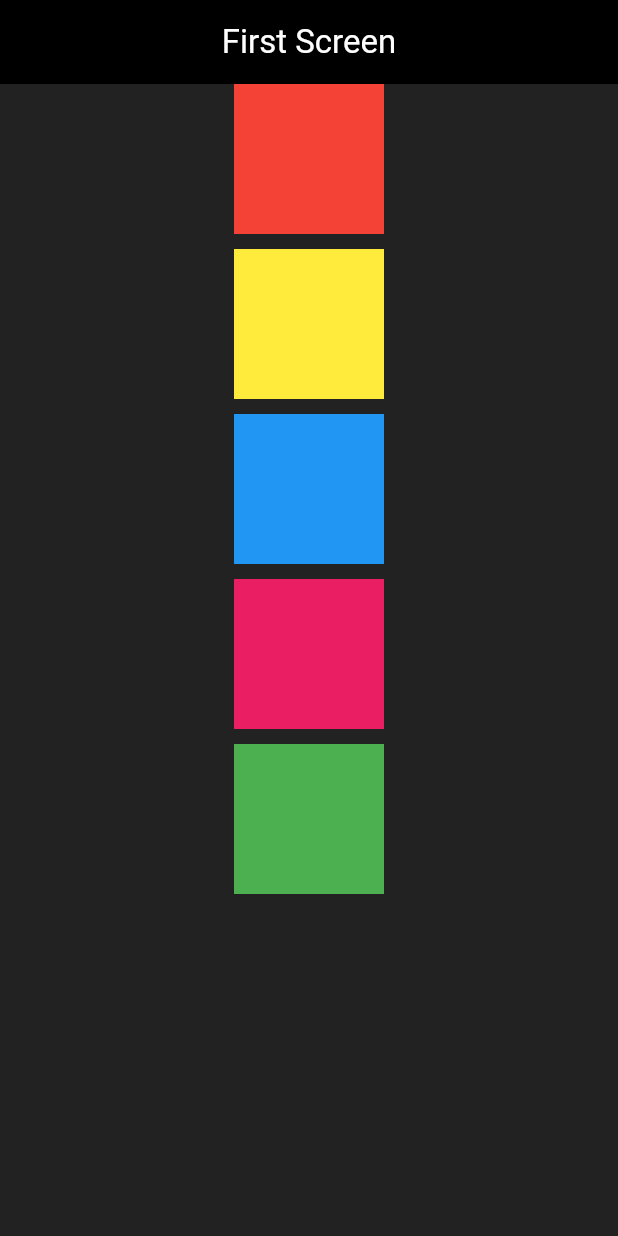
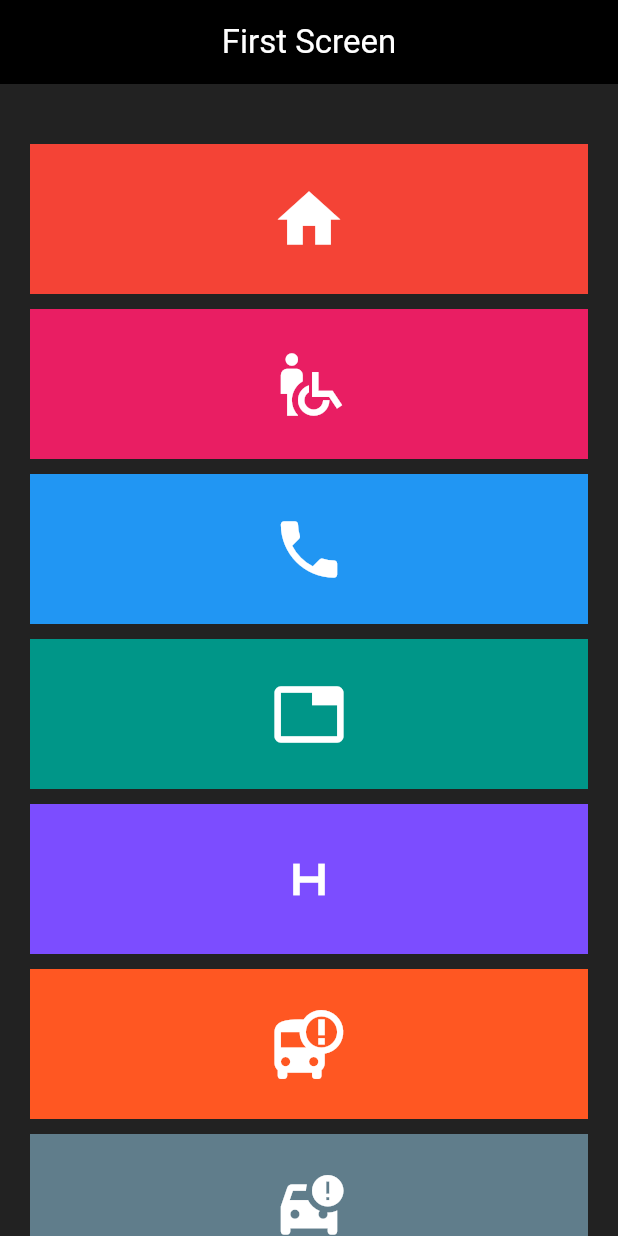
Before and after one commit to Owaisk23/2303G1, a Flutter app: the screen it shows after launch, on a phone screen of 412 x 824 dp. Run offline on Flutter 3.47's test engine with Material 3 defaults, Android fonts, the phone set to English and light mode, and no system bars.

Commit message:
listView and Singlechild

```diff
--- a/MobAppDevelopment/Flutter/firstproj/lib/firstScreen.dart
+++ b/MobAppDevelopment/Flutter/firstproj/lib/firstScreen.dart
@@ -18,40 +18,149 @@ class _FirstScreenState extends State<FirstScreen> {
         foregroundColor: Colors.white,
         centerTitle: true,
       ),
-      body: Center(
-        child: Column(
+      body: Padding(
+          // padding: const EdgeInsets.all(10),
+          // padding: const EdgeInsets.symmetric(horizontal: 50, vertical: 20),
+          padding: const EdgeInsets.only(top: 40, left: 20, right: 20),
+          child: ListView(
+            // mainAxisAlignment: MainAxisAlignment.spaceEvenly,
           children: [
             Container(
               height: 100,
               width: 100,
               color: Colors.red,
+              child: Icon(Icons.home, color: Colors.white, size: 50,),
             ),
             SizedBox(height: 10,),
             Container(
               height: 100,
               width: 100,
-              color: Colors.yellow,
+              color: Colors.pink,
+              child: Icon(Icons.wheelchair_pickup, color: Colors.white, size: 50,),
             ),
             SizedBox(height: 10,),
             Container(
               height: 100,
               width: 100,
               color: Colors.blue,
+              child: Icon(Icons.phone, color: Colors.white, size: 50,),
             ),
             SizedBox(height: 10,),
             Container(
               height: 100,
               width: 100,
-              color: Colors.pink,
+              color: Colors.teal,
+              child: Icon(Icons.tab, color: Colors.white, size: 50,),
             ),
             SizedBox(height: 10,),
             Container(
               height: 100,
               width: 100,
-              color: Colors.green,
-            )
+              color: Colors.deepPurpleAccent,
+              child: Icon(Icons.h_mobiledata, color: Colors.white, size: 50,),
+            ),
+            SizedBox(height: 10,),
+            Container(
+              height: 100,
+              width: 100,
+              color: Colors.deepOrange,
+              child: Icon(Icons.bus_alert, color: Colors.white, size: 50,),
+            ),
+            SizedBox(height: 10,),
+            Container(
+              height: 100,
+              width: 100,
+              color: Colors.blueGrey,
+              child: Icon(Icons.car_crash, color: Colors.white, size: 50,),
+            ),
+            SizedBox(height: 10,),
+            Container(
+              height: 100,
+              width: 100,
+              color: Colors.greenAccent,
+              child: Icon(Icons.bike_scooter, color: Colors.white, size: 50,),
+            ),
+            SizedBox(height: 10,),
+            Container(
+              height: 100,
+              width: 100,
+              color: Colors.brown,
+              child: Icon(Icons.ballot, color: Colors.white, size: 50,),
+            ),
         ],)
+
       ),
+      // body: Center(
+      //   child: SingleChildScrollView(
+      //     scrollDirection: Axis.vertical,
+      //     child: Column(
+      //       // mainAxisAlignment: MainAxisAlignment.spaceEvenly,
+      //     children: [
+      //       Container(
+      //         height: 100,
+      //         width: 100,
+      //         color: Colors.red,
+      //         child: Icon(Icons.home, color: Colors.white, size: 50,),
+      //       ),
+      //       SizedBox(height: 10,),
+      //       Container(
+      //         height: 100,
+      //         width: 100,
+      //         color: Colors.pink,
+      //         child: Icon(Icons.wheelchair_pickup, color: Colors.white, size: 50,),
+      //       ),
+      //       SizedBox(height: 10,),
+      //       Container(
+      //         height: 100,
+      //         width: 100,
+      //         color: Colors.blue,
+      //         child: Icon(Icons.phone, color: Colors.white, size: 50,),
+      //       ),
+      //       SizedBox(height: 10,),
+      //       Container(
+      //         height: 100,
+      //         width: 100,
+      //         color: Colors.teal,
+      //         child: Icon(Icons.tab, color: Colors.white, size: 50,),
+      //       ),
+      //       // SizedBox(height: 10,),
+      //       // Container(
+      //       //   height: 100,
+      //       //   width: 100,
+      //       //   color: Colors.deepPurpleAccent,
+      //       //   child: Icon(Icons.h_mobiledata, color: Colors.white, size: 50,),
+      //       // ),
+      //       // SizedBox(height: 10,),
+      //       // Container(
+      //       //   height: 100,
+      //       //   width: 100,
+      //       //   color: Colors.deepOrange,
+      //       //   child: Icon(Icons.bus_alert, color: Colors.white, size: 50,),
+      //       // ),
+      //       // SizedBox(height: 10,),
+      //       // Container(
+      //       //   height: 100,
+      //       //   width: 100,
+      //       //   color: Colors.blueGrey,
+      //       //   child: Icon(Icons.car_crash, color: Colors.white, size: 50,),
+      //       // ),
+      //       // SizedBox(height: 10,),
+      //       // Container(
+      //       //   height: 100,
+      //       //   width: 100,
+      //       //   color: Colors.greenAccent,
+      //       //   child: Icon(Icons.bike_scooter, color: Colors.white, size: 50,),
+      //       // ),
+      //       // SizedBox(height: 10,),
+      //       // Container(
+      //       //   height: 100,
+      //       //   width: 100,
+      //       //   color: Colors.brown,
+      //       //   child: Icon(Icons.ballot, color: Colors.white, size: 50,),
+      //       // ),
+      //   ],)
+      //   ),
+      // ),
     );
   }
 }
```
